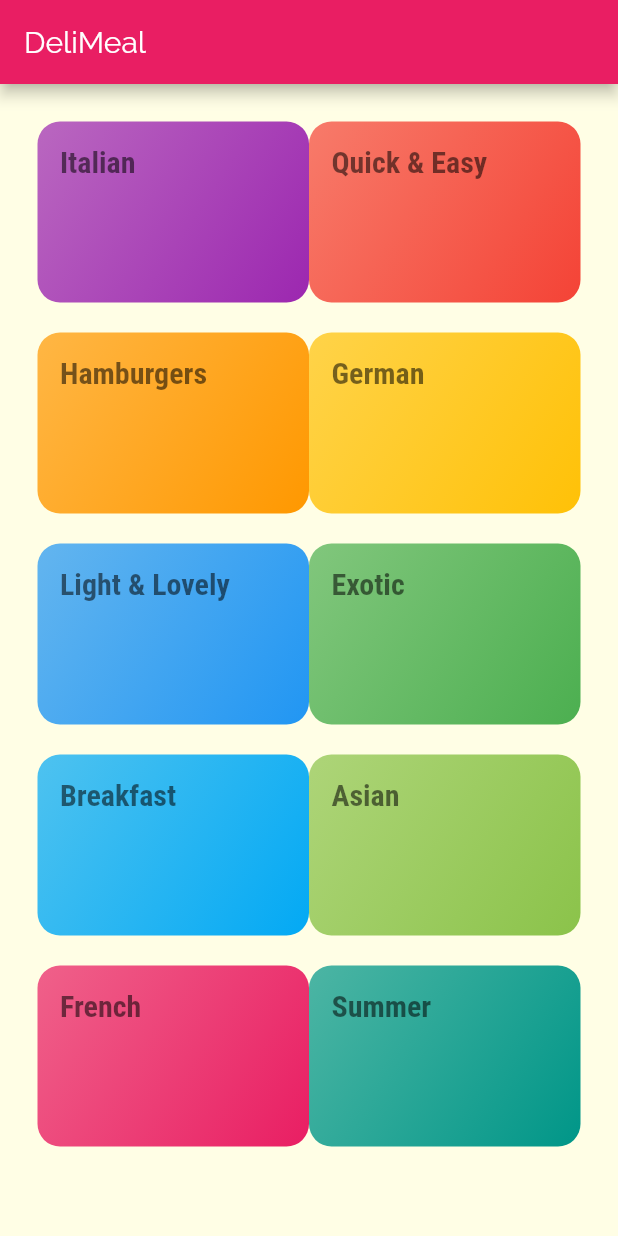
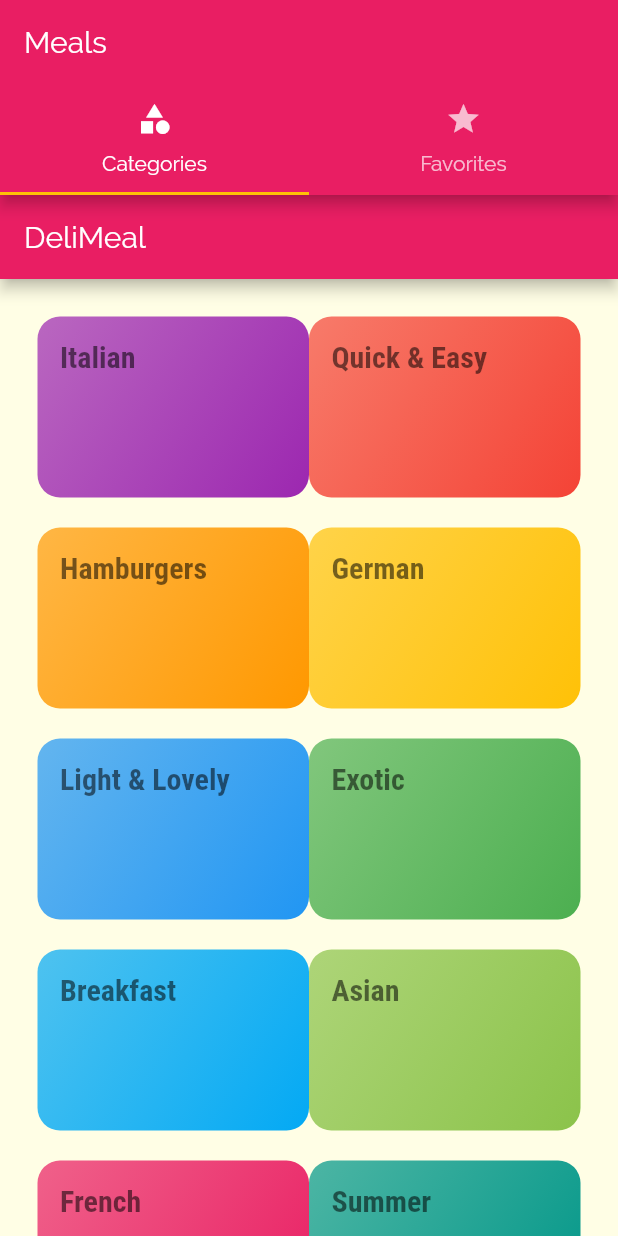
Before and after one commit to fdorado985/delimeals_flutter, a Flutter app: the screen it shows after launch, on a phone screen of 412 x 824 dp. Run offline on Flutter 3.47's test engine with Material 2 defaults, Android fonts, the phone set to English and light mode, and no system bars.

Commit message:
Create a TabBar

```diff
--- a/lib/main.dart
+++ b/lib/main.dart
@@ -1,6 +1,6 @@
-import 'package:delimeals_flutter/screens/categories_screen.dart';
 import 'package:delimeals_flutter/screens/category_meals_screen.dart';
 import 'package:delimeals_flutter/screens/meal_detail_screen.dart';
+import 'package:delimeals_flutter/screens/tabs_screen.dart';
 import 'package:flutter/material.dart';
 
 void main() {
@@ -29,7 +29,7 @@ class MyApp extends StatelessWidget {
             ),
       ),
       routes: {
-        '/': (ctx) => CategoriesScreen(),
+        '/': (ctx) => TabsScreen(),
         CategoryMealsScreen.routeName: (ctx) => CategoryMealsScreen(),
         MealDetailScreen.routeName: (ctx) => MealDetailScreen(),
       },
--- /dev/null
+++ b/lib/screens/favorites_screen.dart
@@ -0,0 +1,10 @@
+import 'package:flutter/material.dart';
+
+class FavoritesScreen extends StatelessWidget {
+  @override
+  Widget build(BuildContext context) {
+    return Center(
+      child: Text('Favorites!'),
+    );
+  }
+}
--- /dev/null
+++ b/lib/screens/tabs_screen.dart
@@ -0,0 +1,38 @@
+import 'package:delimeals_flutter/screens/categories_screen.dart';
+import 'package:delimeals_flutter/screens/favorites_screen.dart';
+import 'package:flutter/material.dart';
+
+class TabsScreen extends StatefulWidget {
+  @override
+  _TabsScreenState createState() => _TabsScreenState();
+}
+
+class _TabsScreenState extends State<TabsScreen> {
+  @override
+  Widget build(BuildContext context) {
+    return DefaultTabController(
+      length: 2,
+      child: Scaffold(
+        appBar: AppBar(
+          title: Text('Meals'),
+          bottom: TabBar(
+            tabs: [
+              Tab(
+                icon: Icon(Icons.category),
+                text: 'Categories',
+              ),
+              Tab(
+                icon: Icon(Icons.star),
+                text: 'Favorites',
+              ),
+            ],
+          ),
+        ),
+        body: TabBarView(children: [
+          CategoriesScreen(),
+          FavoritesScreen(),
+        ]),
+      ),
+    );
+  }
+}
```
